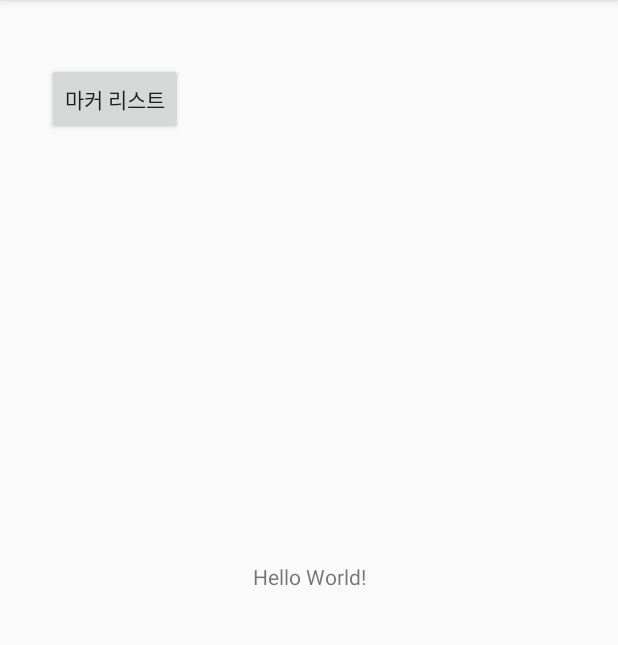
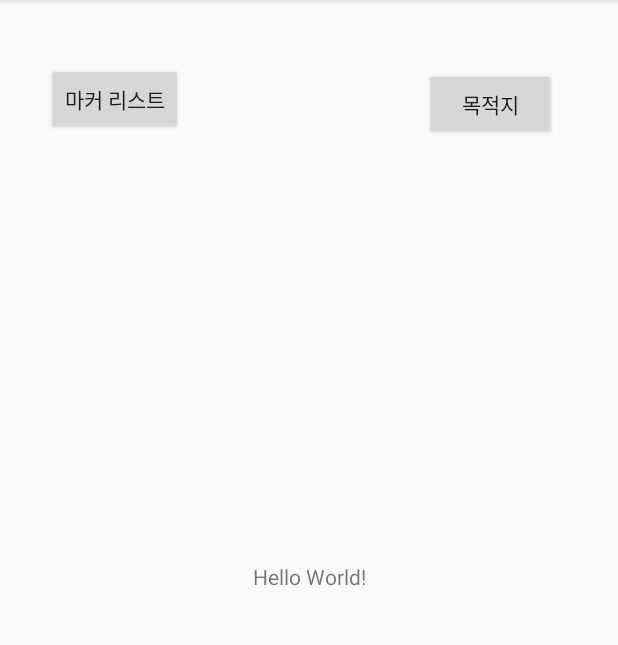
Before and after one commit to FeeGit/Test2, an Android app: the screen it shows after launch (MainActivity), on a phone screen of 412 x 824 dp, the part 84-729 px from its top. Run offline under Robolectric (Android 15) with nearby library versions, the phone set to English and light mode, and no system bars.

Commit message:
선택창 추가

```diff
--- a/app/src/main/res/layout/activity_main.xml
+++ b/app/src/main/res/layout/activity_main.xml
@@ -28,4 +28,16 @@
         app:layout_constraintStart_toStartOf="parent"
         app:layout_constraintTop_toTopOf="parent" />
 
+    <Button
+        android:id="@+id/destinationButton"
+        android:layout_width="wrap_content"
+        android:layout_height="wrap_content"
+        android:layout_marginTop="45dp"
+        android:layout_marginEnd="41dp"
+        android:layout_marginRight="41dp"
+        android:onClick="findDestination"
+        android:text="목적지"
+        app:layout_constraintEnd_toEndOf="parent"
+        app:layout_constraintTop_toTopOf="parent" />
+
 </androidx.constraintlayout.widget.ConstraintLayout>
```
Also changed, not shown: app/src/main/java/com/example/locationtutorial/MainActivity.java (+32 -0 lines).
